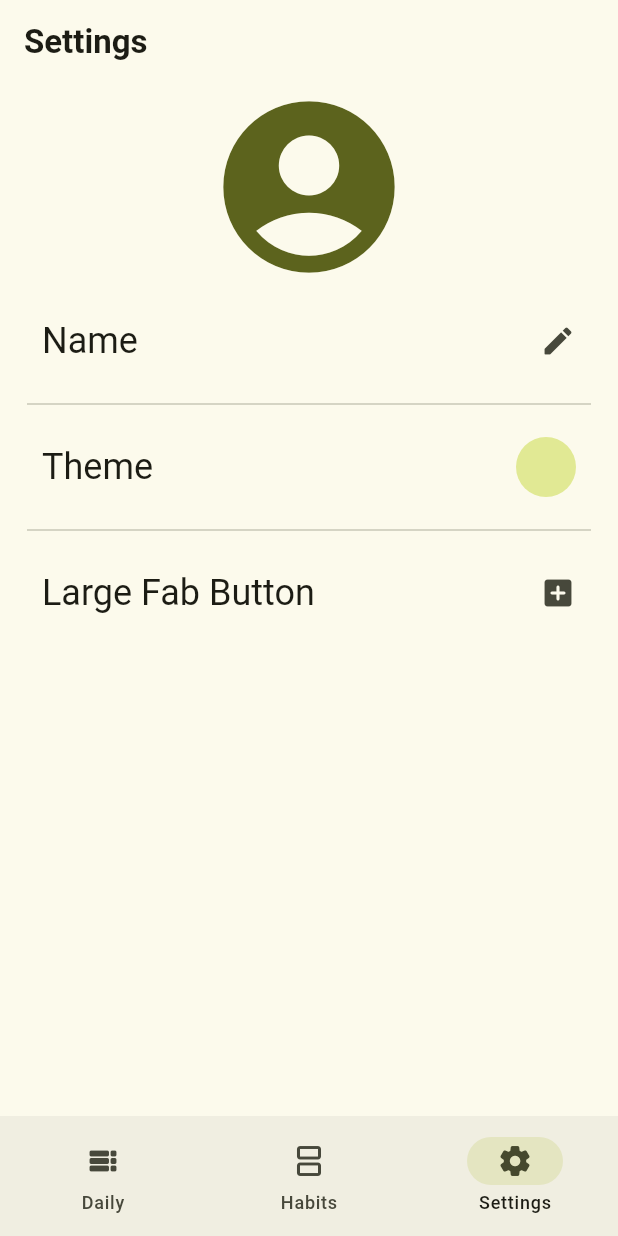
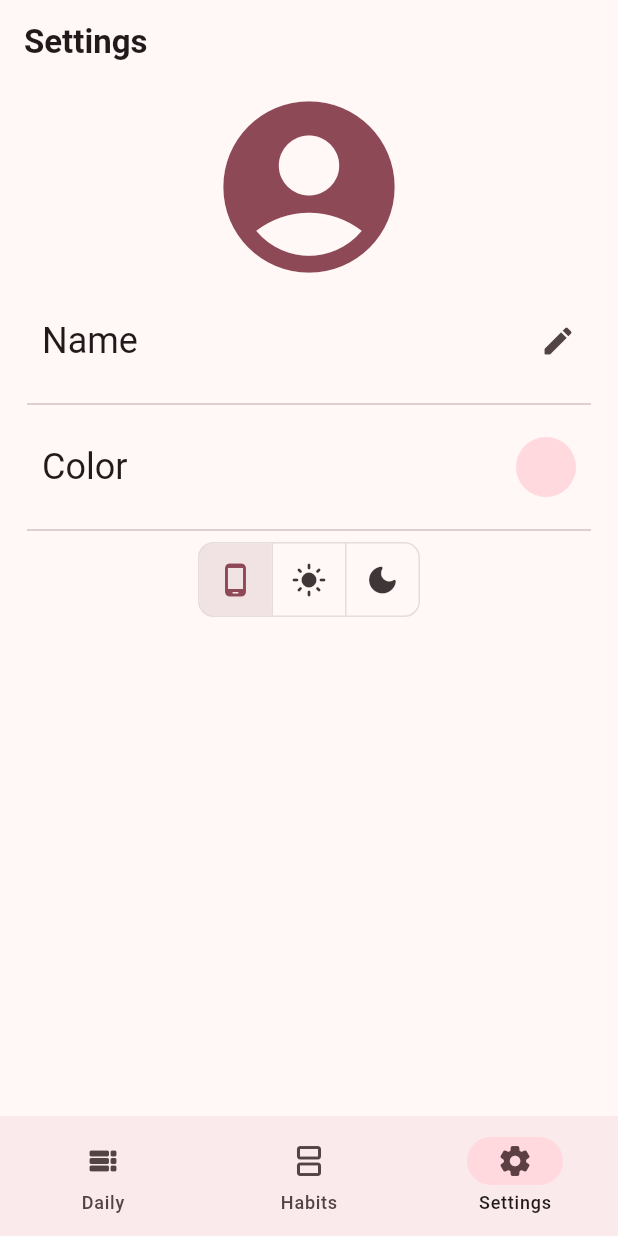
Before and after one commit to purveshxd/thehabitapp, a Flutter app: the screen it shows after launch, item 3 of the bottom bar chosen, on a phone screen of 412 x 824 dp. Run offline on Flutter 3.47's test engine with Material 3 defaults, Android fonts, the light colour scheme and no system bars; our stand-ins replace flutter_heatmap_calendar, flutter_riverpod, hive, hive_flutter; missing offline and left inert: dart:ffi; accounts and stored records are empty.

Commit message:
theme support

```diff
--- a/lib/main.dart
+++ b/lib/main.dart
@@ -2,6 +2,7 @@ import 'package:flutter/material.dart';
 import 'package:flutter_riverpod/flutter_riverpod.dart';
 import 'package:habitapp/models/habit.model.dart';
 import 'package:habitapp/pages/homepage.dart';
+import 'package:habitapp/pages/settings.page.dart';
 import 'package:habitapp/widget/theme_dialog.widget.dart';
 import 'package:hive_flutter/adapters.dart';
 
@@ -23,11 +24,20 @@ class MyApp extends ConsumerStatefulWidget {
 }
 
 class _MyAppState extends ConsumerState<MyApp> {
+  ThemeMode setThemeMode() {
+    final index = ref
+        .watch(selectedThemeProvider)
+        .indexWhere((element) => element == true);
+
+    final ThemeMode themeMode = ThemeMode.values[index];
+    return themeMode;
+  }
+
   @override
   Widget build(BuildContext context) {
     return MaterialApp(
       debugShowCheckedModeBanner: false,
-      themeMode: ThemeMode.system,
+      themeMode: setThemeMode(),
       darkTheme: ThemeData(
         pageTransitionsTheme: const PageTransitionsTheme(
             builders: {TargetPlatform.android: ZoomPageTransitionsBuilder()}),
--- a/lib/pages/homepage.dart
+++ b/lib/pages/homepage.dart
@@ -65,16 +65,18 @@ class Homepage extends ConsumerWidget {
               quarterTurns: 2,
               child: Icon(Icons.view_list_rounded),
             ),
-            enabled: true,
+            // enabled: true,
             label: "Daily"),
         NavigationDestination(
-            icon: Icon(Icons.splitscreen_rounded),
-            label: 'Habits',
-            enabled: true),
+          icon: Icon(Icons.splitscreen_rounded),
+          label: 'Habits',
+          // enabled: true,
+        ),
         NavigationDestination(
-            icon: Icon(Icons.settings_rounded),
-            label: 'Settings',
-            enabled: true),
+          icon: Icon(Icons.settings_rounded),
+          label: 'Settings',
+          // enabled: true,
+        ),
       ],
     );
   }
--- a/lib/pages/settings.page.dart
+++ b/lib/pages/settings.page.dart
@@ -2,15 +2,20 @@ import 'package:flutter/material.dart';
 import 'package:flutter_riverpod/flutter_riverpod.dart';
 import 'package:habitapp/style/style.controller.dart';
 import 'package:habitapp/widget/theme_dialog.widget.dart';
+
+final selectedThemeProvider = StateProvider<List<bool>>((ref) {
+  return [true, false, false];
+});
 
 class SettingsPage extends ConsumerWidget {
   SettingsPage({super.key});
 
   final List items = [
     ["Name", const Icon(Icons.mode_edit_rounded)],
-    ["Theme", const Icon(Icons.palette_rounded)],
-    ["Large Fab Button", const Icon(Icons.add_box_rounded)]
+    ["Color", const Icon(Icons.palette_rounded)],
+    ["Theme", const Icon(Icons.dark_mode_rounded)]
   ];
+
   @override
   Widget build(BuildContext context, WidgetRef ref) {
     return Scaffold(
@@ -21,44 +26,71 @@ class SettingsPage extends ConsumerWidget {
           color: colorthemeContext(context).primary,
           size: MediaQuery.of(context).size.width / 3,
         ),
-        ListView.separated(
+        ListView(
           shrinkWrap: true,
-            separatorBuilder: (context, index) => const Divider(),
-            itemCount: items.length,
-            itemBuilder: (context, index) {
-              if (index == 1) {
-                return ListTile(
+          children: [
+            ListTile(
+              shape: const StadiumBorder(),
+              contentPadding: const EdgeInsets.all(10),
+              dense: true,
+              visualDensity: VisualDensity.adaptivePlatformDensity,
+              title: Text(
+                "Name",
+                style: textthemeContext(context).headlineSmall,
+              ),
+              trailing: const Icon(Icons.edit_rounded),
+            ),
+            const Divider(),
+            ListTile(
               onTap: () {
                 showDialog(
                   context: context,
-                        builder: (context) => const ThemeDialog());
+                  builder: (context) => const ThemeDialog(),
+                );
               },
               shape: const StadiumBorder(),
               contentPadding: const EdgeInsets.all(10),
               dense: true,
               visualDensity: VisualDensity.adaptivePlatformDensity,
-                  // tileColor: colorthemeContext(context).primaryContainer,
               title: Text(
-                    items[index][0],
+                "Color",
                 style: textthemeContext(context).headlineSmall,
               ),
               trailing: const CircleAvatar(),
               iconColor: colorthemeContext(context).primary,
-                );
-              }
-              return ListTile(
-                shape: const StadiumBorder(),
-                contentPadding: const EdgeInsets.all(10),
-                dense: true,
-                visualDensity: VisualDensity.adaptivePlatformDensity,
-                // tileColor: colorthemeContext(context).primaryContainer,
-                title: Text(
-                  items[index][0],
-                  style: textthemeContext(context).headlineSmall,
             ),
-                trailing: items[index][1],
-              );
-            })
+            const Divider(),
+            Row(
+              mainAxisAlignment: MainAxisAlignment.center,
+              crossAxisAlignment: CrossAxisAlignment.center,
+              children: [
+                ToggleButtons(
+                  borderRadius: BorderRadius.circular(10),
+                  renderBorder: true,
+                  isSelected: ref.read(selectedThemeProvider),
+                  children: const [
+                    Icon(Icons.phone_android_rounded),
+                    Icon(Icons.light_mode_rounded),
+                    Icon(Icons.dark_mode_rounded),
+                  ],
+                  onPressed: (index) {
+                    final newState = ref.watch(selectedThemeProvider);
+
+                    final ele =
+                        newState.firstWhere((element) => element == true);
+                    newState.insert(newState.indexOf(ele), !ele);
+                    newState.remove(ele);
+                    newState.removeAt(index);
+                    newState.insert(index, ele);
+                    ref
+                        .refresh(selectedThemeProvider.notifier)
+                        .update((state) => newState);
+                  },
+                ),
+              ],
+            ),
+          ],
+        )
       ],
     ));
   }
--- a/lib/widget/theme_dialog.widget.dart
+++ b/lib/widget/theme_dialog.widget.dart
@@ -3,7 +3,7 @@ import 'package:flutter_riverpod/flutter_riverpod.dart';
 import 'package:habitapp/constants/components.dart';
 import 'package:habitapp/style/style.controller.dart';
 
-final currentColor = StateProvider((ref) => materialColors[11]);
+final currentColor = StateProvider((ref) => materialColors[1]);
 
 class ThemeDialog extends ConsumerWidget {
   const ThemeDialog({
```
Also changed, not shown: pubspec.lock. Lines whose indentation alone changed are shown as unchanged.
